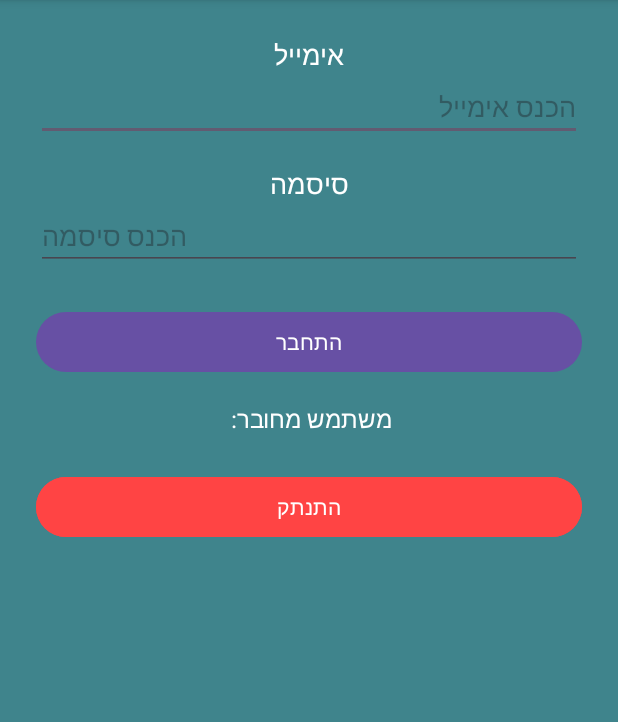
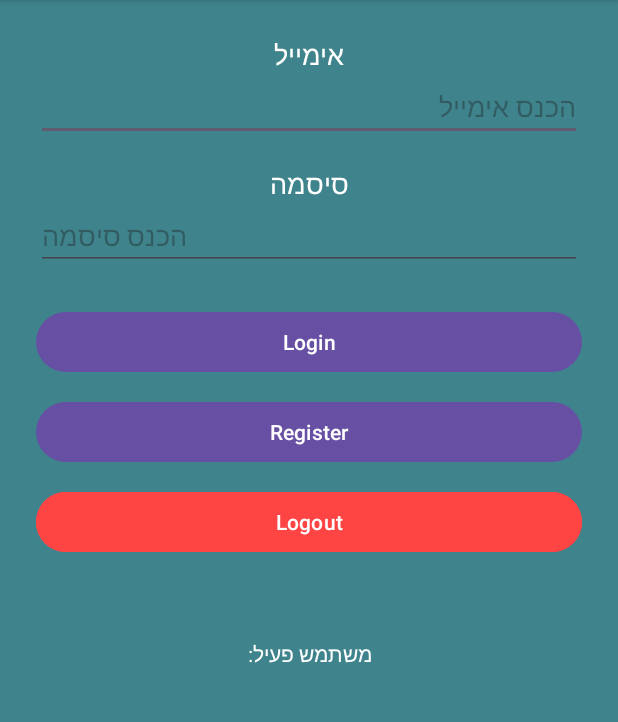
Before and after one commit to sagieCO/MyFirstApplication, an Android app: the FrameActivity screen opened directly, with no data from a screen before it, on a phone screen of 412 x 824 dp, the part 96-818 px from its top. Run offline under Robolectric (Android 15) with nearby library versions, the light colour scheme and no system bars; our stand-ins replace Firebase (no records; nobody signed in at launch, a user with empty details on screens opened directly).

Commit message:
add FireBase

```diff
--- a/app/src/main/java/com/sagie/myfirstapplication/FrameActivity.java
+++ b/app/src/main/java/com/sagie/myfirstapplication/FrameActivity.java
@@ -1,20 +1,14 @@
 package com.sagie.myfirstapplication;
-
-import static com.sagie.myfirstapplication.FBRef.refAuth;
 
 import androidx.annotation.NonNull;
 import androidx.appcompat.app.AppCompatActivity;
 
 import android.app.ProgressDialog;
-import android.content.Intent;
 import android.os.Bundle;
-import android.util.Log;
 import android.widget.Button;
 import android.widget.EditText;
 import android.widget.TextView;
 
-import com.google.android.gms.tasks.OnCompleteListener;
-import com.google.android.gms.tasks.Task;
 import com.google.firebase.FirebaseNetworkException;
 import com.google.firebase.auth.AuthResult;
 import com.google.firebase.auth.FirebaseAuth;
@@ -26,41 +20,64 @@ import com.google.firebase.auth.FirebaseUser;
 
 public class FrameActivity extends AppCompatActivity {
 
-    Button btnHome, btnLogin, btnLogout;
-    TextView tVMsg;
+    Button btnLogin, btnRegister, btnLogout;
+    TextView tVMsg, tVStatus;
     EditText etEmail, etPassword;
+
+    FirebaseAuth auth;
+    FirebaseAuth.AuthStateListener authListener;
 
     @Override
     protected void onCreate(Bundle savedInstanceState) {
         super.onCreate(savedInstanceState);
         setContentView(R.layout.activity_frame);
 
+        auth = FirebaseAuth.getInstance();
+
+        // Init views
         btnLogin = findViewById(R.id.btnLogin);
-        // btnHome = findViewById(R.id.btnHome); // אם יש כפתור כזה ב-XML
+        btnRegister = findViewById(R.id.btnRegister);
         btnLogout = findViewById(R.id.btnLogout);
 
         etEmail = findViewById(R.id.etEmail);
         etPassword = findViewById(R.id.etPassword);
         tVMsg = findViewById(R.id.tVMsg);
+        tVStatus = findViewById(R.id.tVStatus);
 
-        btnLogin.setOnClickListener(v -> createUser());
+        // Set onClick listeners
+        btnLogin.setOnClickListener(v -> loginUser());
+        btnRegister.setOnClickListener(v -> createUser());
+        btnLogout.setOnClickListener(v -> auth.signOut());
 
-        // התנתקות
-        btnLogout.setOnClickListener(v -> {
-            FirebaseAuth.getInstance().signOut();
-            tVMsg.setText("התנתקת בהצלחה");
-        });
+        // AuthStateListener – יעדכן את הטקסט בזמן אמת
+        authListener = firebaseAuth -> {
+            FirebaseUser user = firebaseAuth.getCurrentUser();
+            if (user != null) {
+                tVStatus.setText("משתמש פעיל: " + user.getEmail());
+            } else {
+                tVStatus.setText("משתמש לא מחובר");
+            }
+        };
+    }
 
-        // בדיקה אם כבר משתמש מחובר
-        FirebaseUser currentUser = FirebaseAuth.getInstance().getCurrentUser();
-        if (currentUser != null) {
-            tVMsg.setText("משתמש מחובר: " + currentUser.getEmail());
+    @Override
+    protected void onStart() {
+        super.onStart();
+        auth.addAuthStateListener(authListener);
+    }
+
+    @Override
+    protected void onStop() {
+        super.onStop();
+        if (authListener != null) {
+            auth.removeAuthStateListener(authListener);
         }
     }
 
+    // פונקציה ליצירת משתמש חדש
     public void createUser() {
-        String email = etEmail.getText().toString();
-        String pass = etPassword.getText().toString();
+        String email = etEmail.getText().toString().trim();
+        String pass = etPassword.getText().toString().trim();
 
         if (email.isEmpty() || pass.isEmpty()) {
             tVMsg.setText("Please fill all fields");
@@ -72,33 +89,59 @@ public class FrameActivity extends AppCompatActivity {
         pd.setMessage("Creating user...");
         pd.show();
 
-        refAuth.createUserWithEmailAndPassword(email, pass)
-                .addOnCompleteListener(this, new OnCompleteListener<AuthResult>() {
-                    @Override
-                    public void onComplete(@NonNull Task<AuthResult> task) {
+        auth.createUserWithEmailAndPassword(email, pass)
+                .addOnCompleteListener(this, task -> {
                     pd.dismiss();
-
                     if (task.isSuccessful()) {
-                            Log.i("FrameActivity", "createUserWithEmailAndPassword:success");
-                            FirebaseUser user = refAuth.getCurrentUser();
-                            tVMsg.setText("User created successfully\nUid: " + user.getUid());
+                        FirebaseUser user = auth.getCurrentUser();
+                        tVMsg.setText("User created successfully\nEmail: " + user.getEmail());
                     } else {
                         Exception exp = task.getException();
-
-                            if (exp instanceof FirebaseAuthInvalidUserException) {
-                                tVMsg.setText("Invalid email address.");
-                            } else if (exp instanceof FirebaseAuthWeakPasswordException) {
+                        if (exp instanceof FirebaseAuthWeakPasswordException) {
                             tVMsg.setText("Password too weak.");
                         } else if (exp instanceof FirebaseAuthUserCollisionException) {
                             tVMsg.setText("User already exists.");
-                            } else if (exp instanceof FirebaseAuthInvalidCredentialsException) {
-                                tVMsg.setText("General authentication failure.");
                         } else if (exp instanceof FirebaseNetworkException) {
                             tVMsg.setText("Network error. Please check your connection.");
                         } else {
                             tVMsg.setText("An error occurred. Please try again later.");
                         }
                     }
+                });
+    }
+
+    // פונקציה להתחברות למשתמש קיים
+    public void loginUser() {
+        String email = etEmail.getText().toString().trim();
+        String pass = etPassword.getText().toString().trim();
+
+        if (email.isEmpty() || pass.isEmpty()) {
+            tVMsg.setText("Please fill all fields");
+            return;
+        }
+
+        ProgressDialog pd = new ProgressDialog(this);
+        pd.setTitle("Connecting");
+        pd.setMessage("Logging in...");
+        pd.show();
+
+        auth.signInWithEmailAndPassword(email, pass)
+                .addOnCompleteListener(this, task -> {
+                    pd.dismiss();
+                    if (task.isSuccessful()) {
+                        FirebaseUser user = auth.getCurrentUser();
+                        tVMsg.setText("Logged in successfully\nEmail: " + user.getEmail());
+                    } else {
+                        Exception exp = task.getException();
+                        if (exp instanceof FirebaseAuthInvalidUserException) {
+                            tVMsg.setText("User does not exist.");
+                        } else if (exp instanceof FirebaseAuthInvalidCredentialsException) {
+                            tVMsg.setText("Invalid credentials.");
+                        } else if (exp instanceof FirebaseNetworkException) {
+                            tVMsg.setText("Network error. Please check your connection.");
+                        } else {
+                            tVMsg.setText("An error occurred. Please try again later.");
+                        }
                     }
                 });
     }
--- a/app/src/main/res/layout/activity_frame.xml
+++ b/app/src/main/res/layout/activity_frame.xml
@@ -1,6 +1,5 @@
 <?xml version="1.0" encoding="utf-8"?>
 <LinearLayout xmlns:android="http://schemas.android.com/apk/res/android"
-    xmlns:app="http://schemas.android.com/apk/res-auto"
     xmlns:tools="http://schemas.android.com/tools"
     android:layout_width="match_parent"
     android:layout_height="match_parent"
@@ -10,6 +9,7 @@
     android:gravity="center_horizontal"
     android:background="#3F848C">
 
+    <!-- טקסט תווית אימייל -->
     <TextView
         android:layout_width="wrap_content"
         android:layout_height="wrap_content"
@@ -17,6 +17,7 @@
         android:textSize="18sp"
         android:textColor="@android:color/white" />
 
+    <!-- שדה הזנת אימייל -->
     <EditText
         android:id="@+id/etEmail"
         android:layout_width="match_parent"
@@ -25,6 +26,7 @@
         android:hint="הכנס אימייל"
         android:layout_marginBottom="16dp" />
 
+    <!-- טקסט תווית סיסמה -->
     <TextView
         android:layout_width="wrap_content"
         android:layout_height="wrap_content"
@@ -32,6 +34,7 @@
         android:textSize="18sp"
         android:textColor="@android:color/white" />
 
+    <!-- שדה הזנת סיסמה -->
     <EditText
         android:id="@+id/etPassword"
         android:layout_width="match_parent"
@@ -40,42 +43,51 @@
         android:hint="הכנס סיסמה"
         android:layout_marginBottom="24dp" />
 
+    <!-- כפתור Login -->
     <Button
         android:id="@+id/btnLogin"
         android:layout_width="match_parent"
         android:layout_height="wrap_content"
-        android:text="התחבר" />
+        android:text="Login"
+        android:layout_marginBottom="12dp" />
 
-    <!-- שדה מוסתר להצגת שגיאות/Exceptions -->
-    <TextView
-        android:id="@+id/tvError"
+    <!-- כפתור Register -->
+    <Button
+        android:id="@+id/btnRegister"
         android:layout_width="match_parent"
         android:layout_height="wrap_content"
-        android:textColor="@android:color/holo_red_light"
-        android:textSize="14sp"
-        android:visibility="gone"
-        android:layout_marginTop="20dp"
-        android:gravity="center"
-        android:text="Error placeholder" />
+        android:text="Register"
+        android:layout_marginBottom="12dp" />
 
+    <!-- כפתור Logout -->
+    <Button
+        android:id="@+id/btnLogout"
+        android:layout_width="match_parent"
+        android:layout_height="wrap_content"
+        android:text="Logout"
+        android:layout_marginBottom="16dp"
+        android:backgroundTint="@android:color/holo_red_light"
+        android:textColor="@android:color/white" />
+
+    <!-- TextView להצגת שגיאות או הודעות -->
     <TextView
         android:id="@+id/tVMsg"
         android:layout_width="match_parent"
         android:layout_height="wrap_content"
         android:text=""
-        android:textColor="@android:color/white"
+        android:textColor="@android:color/holo_red_light"
         android:textSize="16sp"
         android:gravity="center"
-        android:layout_marginTop="16dp" />
+        android:layout_marginBottom="16dp" />
 
-    <!-- כפתור התנתקות -->
-    <Button
-        android:id="@+id/btnLogout"
-        android:layout_width="match_parent"
+    <!-- TextView להצגת סטטוס המשתמש -->
+    <TextView
+        android:id="@+id/tVStatus"
+        android:layout_width="wrap_content"
         android:layout_height="wrap_content"
-        android:text="התנתק"
-        android:layout_marginTop="24dp"
-        android:backgroundTint="@android:color/holo_red_light"
-        android:textColor="@android:color/white" />
+        android:text="סטטוס המשתמש"
+        android:textSize="14sp"
+        android:textColor="@android:color/white"
+        android:gravity="center" />
 
 </LinearLayout>
```
Lines whose indentation alone changed are shown as unchanged.
